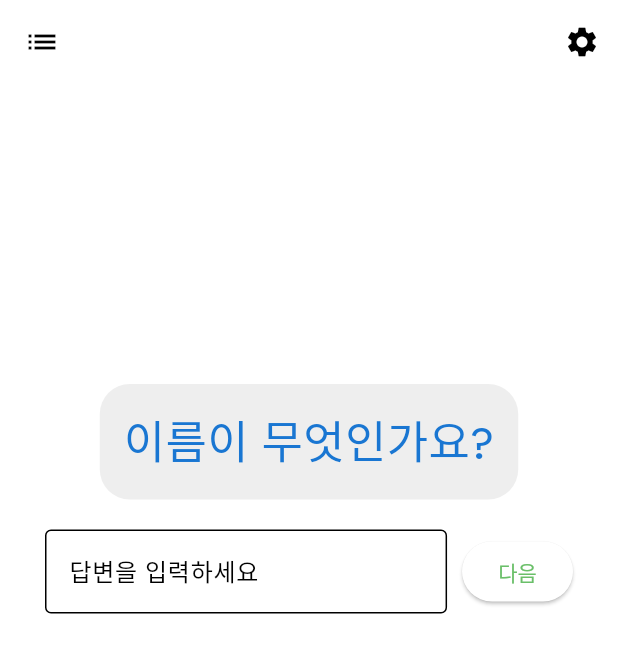
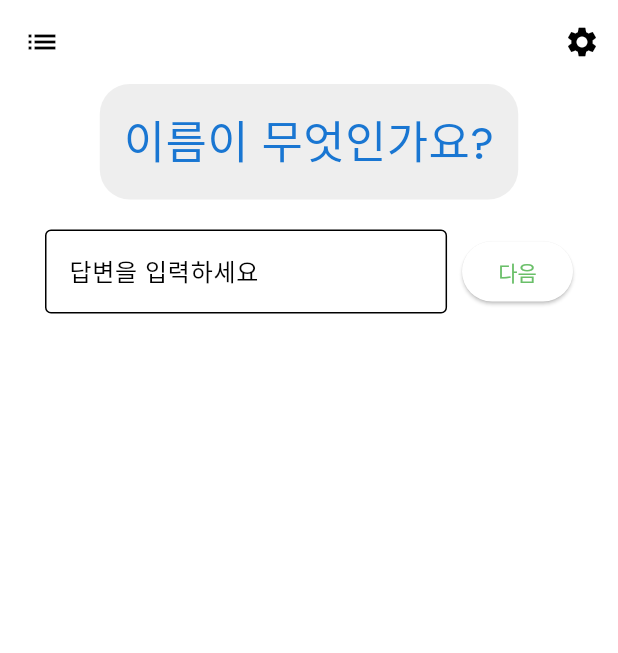
Before and after one commit to im-janey/mission-0, a Flutter app: the PHQ9Page screen opened directly, on a phone screen of 412 x 824 dp. Shown: the top 653 px of the screen. Run offline on Flutter 3.47's test engine with Material 3 defaults, Android fonts, the phone set to English and light mode, and no system bars; our stand-ins replace cloud_firestore, firebase_core, lottie, rive, table_calendar; accounts and stored records are empty.

Commit message:
폴더 구조 바꿈

```diff
--- a/lib/screens/home/app.dart
+++ b/lib/screens/home/app.dart
@@ -2,7 +2,7 @@ import 'package:flutter/material.dart';
 
 import '../diary/calender.dart';
 import 'home.dart';
-import 'phq9.dart';
+import '../phq9/phq9.dart';
 
 class AppPage extends StatefulWidget {
   const AppPage({super.key});
@@ -52,7 +52,7 @@ class _AppPageState extends State<AppPage> {
                   items: const [
                     BottomNavigationBarItem(
                       icon: Icon(Icons.diversity_1),
-                      label: 'PH9',
+                      label: 'PHQ9',
                     ),
                     BottomNavigationBarItem(
                       icon: Icon(Icons.face),
--- a/lib/screens/home/phq9.dart
+++ b/lib/screens/phq9/phq9.dart
@@ -1,8 +1,8 @@
 import 'package:cloud_firestore/cloud_firestore.dart';
 import 'package:flutter/material.dart';
-import 'package:misson_0/screens/home/phq9_history.dart';
+import 'package:misson_0/screens/phq9/phq9_history.dart';
 
-import 'setting.dart';
+import '../home/setting.dart';
 
 class PHQ9Page extends StatefulWidget {
   const PHQ9Page({super.key});
@@ -265,12 +265,10 @@ class _PH9PageState extends State<PHQ9Page> {
           ),
         ],
       ),
-      body:
-          // 캐릭터와 질문 영역
-          Center(
+      body: Center(
         child: Column(
           children: [
-            const SizedBox(height: 200),
+
             // 말풍선 카드
             Stack(
               alignment: Alignment.topCenter,
```
Also changed, not shown: lib/screens/phq9/phq9_history.dart (renamed from lib/screens/home/phq9_history.dart), lib/screens/phq9/phq9_question.dart (added).
